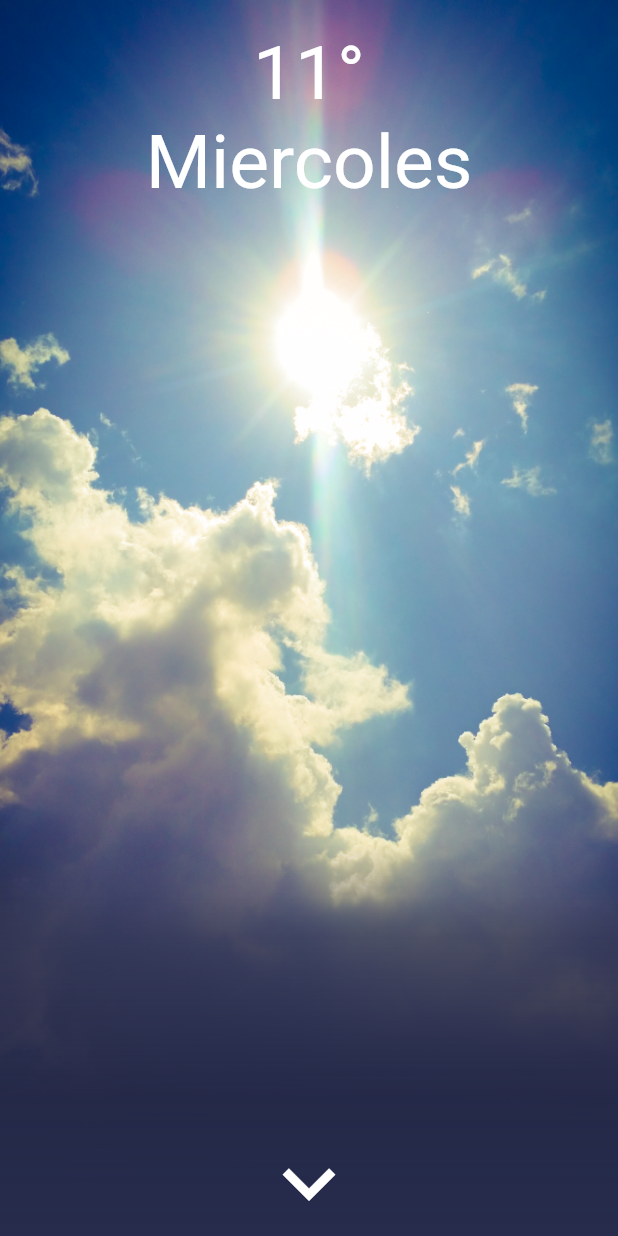
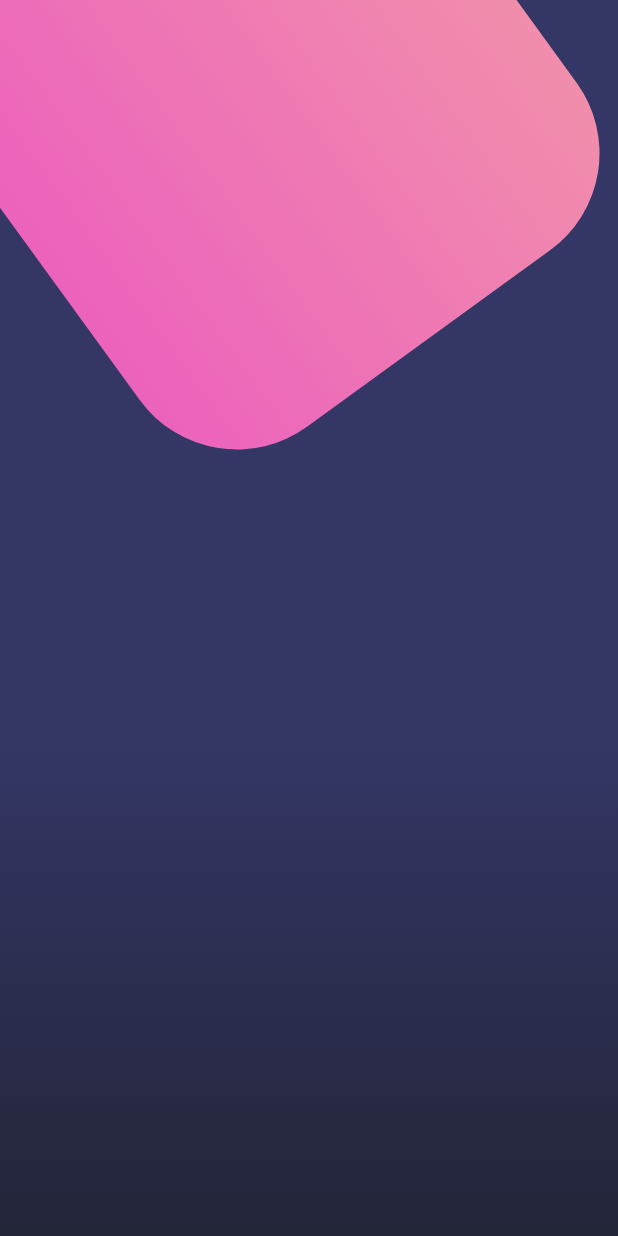
Before and after one commit to muckystack/flutter_disenos_FH, a Flutter app: the screen it shows after launch, on a phone screen of 412 x 824 dp. Run offline on Flutter 3.47's test engine with Material 2 defaults, Android fonts, the phone set to English and light mode, and no system bars.

Commit message:
Creo el fondo y un container de fondo para la pantalla 3

```diff
--- a/lib/main.dart
+++ b/lib/main.dart
@@ -1,5 +1,6 @@
 import 'package:flutter/material.dart';
 import 'package:flutter_disenos_fh/src/pages/basico_page.dart';
+import 'package:flutter_disenos_fh/src/pages/botones_page.dart';
 import 'package:flutter_disenos_fh/src/pages/scroll_page.dart';
 
 void main() => runApp(MyApp());
@@ -10,10 +11,11 @@ class MyApp extends StatelessWidget {
     return MaterialApp(
       debugShowCheckedModeBanner: false,
       title: 'Diseños',
-      initialRoute: 'scroll',
+      initialRoute: 'botones',
       routes: {
         'basico'  : (BuildContext context) => BasicoPage(),
-        'scroll'  : (BuildContext context) => ScrollPage()
+        'scroll'  : (BuildContext context) => ScrollPage(),
+        'botones'  : (BuildContext context) => BotonesPage(),
       },
     );
   }
--- /dev/null
+++ b/lib/src/pages/botones_page.dart
@@ -0,0 +1,65 @@
+import 'dart:math';
+import 'dart:ui' as prefix0;
+
+import 'package:flutter/material.dart';
+
+class BotonesPage extends StatelessWidget {
+  const BotonesPage({Key key}) : super(key: key);
+
+  @override
+  Widget build(BuildContext context) {
+    return Scaffold(
+      body: Stack(
+        children: <Widget>[
+          _fodoApp()
+        ],
+      )
+    );
+  }
+
+  Widget _fodoApp() {
+
+    final gradiente = Container(
+      width: double.infinity,
+      height: double.infinity,
+      decoration: BoxDecoration(
+        gradient: LinearGradient(
+          begin: FractionalOffset(0.0, 0.6),
+          end: FractionalOffset(0.0, 1.0),
+          colors: [
+            Color.fromRGBO(52, 54, 101, 1.0),
+            Color.fromRGBO(35, 37, 57, 1.0)
+          ]
+        )
+      ),
+    );
+
+    final cajaRosada = Transform.rotate(
+      angle: -pi / 5.0,
+      child: Container(
+        height: 360.0,
+        width: 360.0,
+        decoration: BoxDecoration(
+          borderRadius: BorderRadius.circular(80.0),
+          gradient: LinearGradient(
+            colors: [
+              Color.fromRGBO(236, 98, 188, 1.0),
+              Color.fromRGBO(241, 142, 172, 1.0)
+            ]
+          )
+        ),
+      )
+    );
+
+    return Stack(
+      children: <Widget>[
+        gradiente,
+        Positioned(
+          top: -100.0,
+          child: cajaRosada
+        )
+      ],
+    );
+
+  }
+}
```
